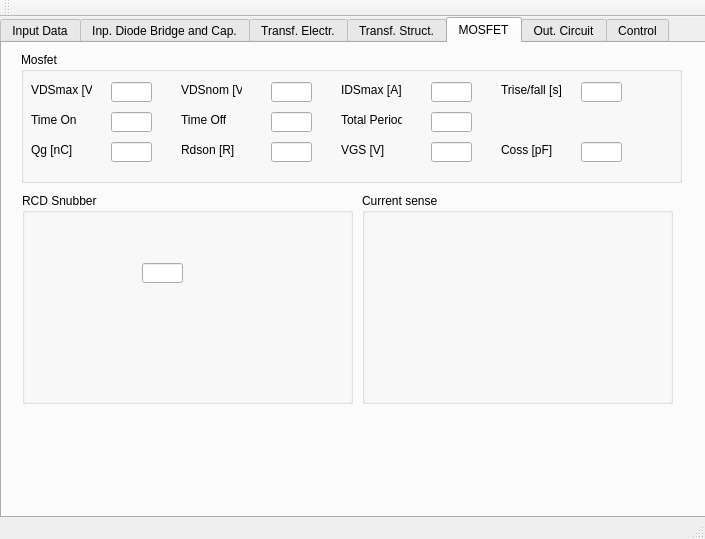
aemeltsev/FLySMPS, file FLySMPS/FLySMPS.ui: the form before one commit.
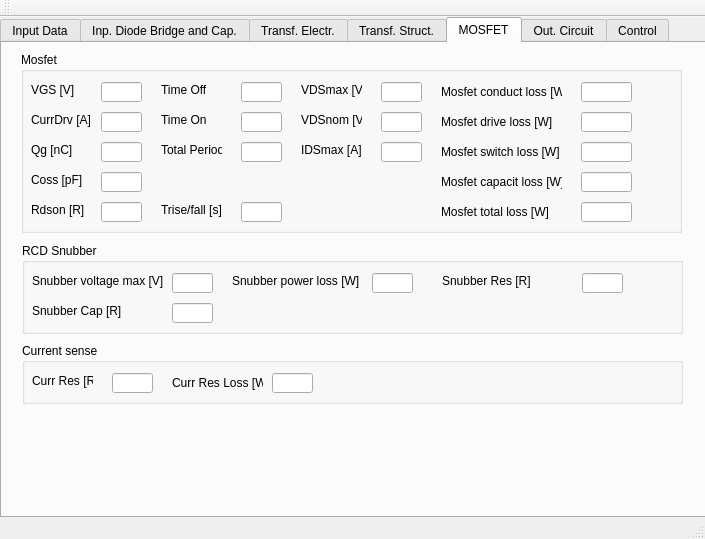
The form after the commit. The open tabs and pages were chosen to show the change.

Patch:
```diff
--- a/FLySMPS/FLySMPS.ui
+++ b/FLySMPS/FLySMPS.ui
@@ -2946,73 +2946,17 @@
         <x>19</x>
         <y>9</y>
         <width>661</width>
-        <height>131</height>
+        <height>181</height>
        </rect>
       </property>
       <property name="title">
        <string>Mosfet</string>
       </property>
-      <widget class="QLineEdit" name="lineEdit_32">
-       <property name="geometry">
-        <rect>
-         <x>90</x>
-         <y>30</y>
-         <width>41</width>
-         <height>20</height>
-        </rect>
-       </property>
-      </widget>
-      <widget class="QLabel" name="label_113">
-       <property name="geometry">
-        <rect>
-         <x>10</x>
-         <y>30</y>
-         <width>61</width>
-         <height>16</height>
-        </rect>
-       </property>
-       <property name="text">
-        <string>VDSmax [V]</string>
-       </property>
-      </widget>
-      <widget class="QLabel" name="label_114">
-       <property name="geometry">
-        <rect>
-         <x>320</x>
-         <y>30</y>
-         <width>61</width>
-         <height>16</height>
-        </rect>
-       </property>
-       <property name="text">
-        <string>IDSmax [A]</string>
-       </property>
-      </widget>
-      <widget class="QLineEdit" name="lineEdit_142">
-       <property name="geometry">
-        <rect>
-         <x>410</x>
-         <y>30</y>
-         <width>41</width>
-         <height>20</height>
-        </rect>
-       </property>
-      </widget>
-      <widget class="QLineEdit" name="lineEdit_143">
-       <property name="geometry">
-        <rect>
-         <x>250</x>
-         <y>30</y>
-         <width>41</width>
-         <height>20</height>
-        </rect>
-       </property>
-      </widget>
       <widget class="QLineEdit" name="lineEdit_144">
        <property name="geometry">
         <rect>
-         <x>560</x>
-         <y>30</y>
+         <x>220</x>
+         <y>150</y>
          <width>41</width>
          <height>20</height>
         </rect>
@@ -3021,8 +2965,8 @@
       <widget class="QLabel" name="label_115">
        <property name="geometry">
         <rect>
-         <x>480</x>
-         <y>30</y>
+         <x>140</x>
+         <y>150</y>
          <width>61</width>
          <height>16</height>
         </rect>
@@ -3034,8 +2978,8 @@
       <widget class="QLabel" name="label_116">
        <property name="geometry">
         <rect>
-         <x>480</x>
-         <y>90</y>
+         <x>10</x>
+         <y>120</y>
          <width>61</width>
          <height>16</height>
         </rect>
@@ -3047,8 +2991,8 @@
       <widget class="QLabel" name="label_117">
        <property name="geometry">
         <rect>
-         <x>160</x>
-         <y>90</y>
+         <x>10</x>
+         <y>150</y>
          <width>61</width>
          <height>16</height>
         </rect>
@@ -3060,8 +3004,8 @@
       <widget class="QLineEdit" name="lineEdit_145">
        <property name="geometry">
         <rect>
-         <x>250</x>
-         <y>90</y>
+         <x>80</x>
+         <y>150</y>
          <width>41</width>
          <height>20</height>
         </rect>
@@ -3083,7 +3027,7 @@
       <widget class="QLineEdit" name="lineEdit_146">
        <property name="geometry">
         <rect>
-         <x>90</x>
+         <x>80</x>
          <y>90</y>
          <width>41</width>
          <height>20</height>
@@ -3093,8 +3037,8 @@
       <widget class="QLabel" name="label_119">
        <property name="geometry">
         <rect>
-         <x>320</x>
-         <y>90</y>
+         <x>10</x>
+         <y>30</y>
          <width>61</width>
          <height>16</height>
         </rect>
@@ -3106,8 +3050,8 @@
       <widget class="QLineEdit" name="lineEdit_147">
        <property name="geometry">
         <rect>
-         <x>410</x>
-         <y>90</y>
+         <x>80</x>
+         <y>30</y>
          <width>41</width>
          <height>20</height>
         </rect>
@@ -3116,30 +3060,17 @@
       <widget class="QLineEdit" name="lineEdit_151">
        <property name="geometry">
         <rect>
-         <x>560</x>
-         <y>90</y>
+         <x>80</x>
+         <y>120</y>
          <width>41</width>
          <height>20</height>
         </rect>
        </property>
       </widget>
-      <widget class="QLabel" name="label_123">
-       <property name="geometry">
-        <rect>
-         <x>160</x>
-         <y>30</y>
-         <width>61</width>
-         <height>16</height>
-        </rect>
-       </property>
-       <property name="text">
-        <string>VDSnom [V]</string>
-       </property>
-      </widget>
       <widget class="QLineEdit" name="lineEdit_150">
        <property name="geometry">
         <rect>
-         <x>90</x>
+         <x>220</x>
          <y>60</y>
          <width>41</width>
          <height>20</height>
@@ -3149,8 +3080,8 @@
       <widget class="QLabel" name="label_120">
        <property name="geometry">
         <rect>
-         <x>320</x>
-         <y>60</y>
+         <x>140</x>
+         <y>90</y>
          <width>61</width>
          <height>16</height>
         </rect>
@@ -3162,8 +3093,8 @@
       <widget class="QLineEdit" name="lineEdit_148">
        <property name="geometry">
         <rect>
-         <x>250</x>
-         <y>60</y>
+         <x>220</x>
+         <y>30</y>
          <width>41</width>
          <height>20</height>
         </rect>
@@ -3172,7 +3103,7 @@
       <widget class="QLabel" name="label_121">
        <property name="geometry">
         <rect>
-         <x>10</x>
+         <x>140</x>
          <y>60</y>
          <width>61</width>
          <height>16</height>
@@ -3185,8 +3116,8 @@
       <widget class="QLabel" name="label_122">
        <property name="geometry">
         <rect>
-         <x>160</x>
-         <y>60</y>
+         <x>140</x>
+         <y>30</y>
          <width>61</width>
          <height>16</height>
         </rect>
@@ -3198,21 +3129,228 @@
       <widget class="QLineEdit" name="lineEdit_149">
        <property name="geometry">
         <rect>
-         <x>410</x>
+         <x>220</x>
+         <y>90</y>
+         <width>41</width>
+         <height>20</height>
+        </rect>
+       </property>
+      </widget>
+      <widget class="QLineEdit" name="lineEdit_142">
+       <property name="geometry">
+        <rect>
+         <x>360</x>
+         <y>90</y>
+         <width>41</width>
+         <height>20</height>
+        </rect>
+       </property>
+      </widget>
+      <widget class="QLabel" name="label_113">
+       <property name="geometry">
+        <rect>
+         <x>280</x>
+         <y>30</y>
+         <width>61</width>
+         <height>16</height>
+        </rect>
+       </property>
+       <property name="text">
+        <string>VDSmax [V]</string>
+       </property>
+      </widget>
+      <widget class="QLabel" name="label_123">
+       <property name="geometry">
+        <rect>
+         <x>280</x>
          <y>60</y>
+         <width>61</width>
+         <height>16</height>
+        </rect>
+       </property>
+       <property name="text">
+        <string>VDSnom [V]</string>
+       </property>
+      </widget>
+      <widget class="QLineEdit" name="lineEdit_32">
+       <property name="geometry">
+        <rect>
+         <x>360</x>
+         <y>30</y>
          <width>41</width>
          <height>20</height>
         </rect>
        </property>
       </widget>
+      <widget class="QLineEdit" name="lineEdit_143">
+       <property name="geometry">
+        <rect>
+         <x>360</x>
+         <y>60</y>
+         <width>41</width>
+         <height>20</height>
+        </rect>
+       </property>
+      </widget>
+      <widget class="QLabel" name="label_114">
+       <property name="geometry">
+        <rect>
+         <x>280</x>
+         <y>90</y>
+         <width>61</width>
+         <height>16</height>
+        </rect>
+       </property>
+       <property name="text">
+        <string>IDSmax [A]</string>
+       </property>
+      </widget>
+      <widget class="QLabel" name="label_129">
+       <property name="geometry">
+        <rect>
+         <x>10</x>
+         <y>60</y>
+         <width>61</width>
+         <height>16</height>
+        </rect>
+       </property>
+       <property name="text">
+        <string>CurrDrv [A]</string>
+       </property>
+      </widget>
+      <widget class="QLineEdit" name="lineEdit_158">
+       <property name="geometry">
+        <rect>
+         <x>80</x>
+         <y>60</y>
+         <width>41</width>
+         <height>20</height>
+        </rect>
+       </property>
+      </widget>
+      <widget class="QLabel" name="label_237">
+       <property name="geometry">
+        <rect>
+         <x>420</x>
+         <y>30</y>
+         <width>121</width>
+         <height>20</height>
+        </rect>
+       </property>
+       <property name="text">
+        <string>Mosfet conduct loss [W]</string>
+       </property>
+      </widget>
+      <widget class="QLineEdit" name="lineEdit_295">
+       <property name="geometry">
+        <rect>
+         <x>560</x>
+         <y>90</y>
+         <width>51</width>
+         <height>20</height>
+        </rect>
+       </property>
+      </widget>
+      <widget class="QLineEdit" name="lineEdit_296">
+       <property name="geometry">
+        <rect>
+         <x>560</x>
+         <y>30</y>
+         <width>51</width>
+         <height>20</height>
+        </rect>
+       </property>
+      </widget>
+      <widget class="QLineEdit" name="lineEdit_297">
+       <property name="geometry">
+        <rect>
+         <x>560</x>
+         <y>60</y>
+         <width>51</width>
+         <height>20</height>
+        </rect>
+       </property>
+      </widget>
+      <widget class="QLineEdit" name="lineEdit_298">
+       <property name="geometry">
+        <rect>
+         <x>560</x>
+         <y>120</y>
+         <width>51</width>
+         <height>20</height>
+        </rect>
+       </property>
+      </widget>
+      <widget class="QLineEdit" name="lineEdit_299">
+       <property name="geometry">
+        <rect>
+         <x>560</x>
+         <y>150</y>
+         <width>51</width>
+         <height>20</height>
+        </rect>
+       </property>
+      </widget>
+      <widget class="QLabel" name="label_238">
+       <property name="geometry">
+        <rect>
+         <x>420</x>
+         <y>60</y>
+         <width>121</width>
+         <height>20</height>
+        </rect>
+       </property>
+       <property name="text">
+        <string>Mosfet drive loss [W]</string>
+       </property>
+      </widget>
+      <widget class="QLabel" name="label_239">
+       <property name="geometry">
+        <rect>
+         <x>420</x>
+         <y>90</y>
+         <width>121</width>
+         <height>20</height>
+        </rect>
+       </property>
+       <property name="text">
+        <string>Mosfet switch loss [W]</string>
+       </property>
+      </widget>
+      <widget class="QLabel" name="label_240">
+       <property name="geometry">
+        <rect>
+         <x>420</x>
+         <y>120</y>
+         <width>121</width>
+         <height>20</height>
+        </rect>
+       </property>
+       <property name="text">
+        <string>Mosfet capacit loss [W]</string>
+       </property>
+      </widget>
+      <widget class="QLabel" name="label_241">
+       <property name="geometry">
+        <rect>
+         <x>420</x>
+         <y>150</y>
+         <width>121</width>
+         <height>20</height>
+        </rect>
+       </property>
+       <property name="text">
+        <string>Mosfet total loss [W]</string>
+       </property>
+      </widget>
      </widget>
      <widget class="QGroupBox" name="groupBox_14">
       <property name="geometry">
        <rect>
         <x>20</x>
-        <y>150</y>
-        <width>331</width>
-        <height>211</height>
+        <y>200</y>
+        <width>661</width>
+        <height>91</height>
        </rect>
       </property>
       <property name="title">
@@ -3221,26 +3359,154 @@
       <widget class="QLineEdit" name="lineEdit_152">
        <property name="geometry">
         <rect>
-         <x>120</x>
-         <y>70</y>
+         <x>350</x>
+         <y>30</y>
          <width>41</width>
          <height>20</height>
         </rect>
        </property>
       </widget>
+      <widget class="QLineEdit" name="lineEdit_303">
+       <property name="geometry">
+        <rect>
+         <x>560</x>
+         <y>30</y>
+         <width>41</width>
+         <height>20</height>
+        </rect>
+       </property>
+      </widget>
+      <widget class="QLineEdit" name="lineEdit_304">
+       <property name="geometry">
+        <rect>
+         <x>150</x>
+         <y>60</y>
+         <width>41</width>
+         <height>20</height>
+        </rect>
+       </property>
+      </widget>
+      <widget class="QLineEdit" name="lineEdit_305">
+       <property name="geometry">
+        <rect>
+         <x>150</x>
+         <y>30</y>
+         <width>41</width>
+         <height>20</height>
+        </rect>
+       </property>
+      </widget>
+      <widget class="QLabel" name="label_248">
+       <property name="geometry">
+        <rect>
+         <x>10</x>
+         <y>30</y>
+         <width>131</width>
+         <height>16</height>
+        </rect>
+       </property>
+       <property name="text">
+        <string>Snubber voltage max [V]</string>
+       </property>
+      </widget>
+      <widget class="QLabel" name="label_249">
+       <property name="geometry">
+        <rect>
+         <x>210</x>
+         <y>30</y>
+         <width>131</width>
+         <height>16</height>
+        </rect>
+       </property>
+       <property name="text">
+        <string>Snubber power loss [W]</string>
+       </property>
+      </widget>
+      <widget class="QLabel" name="label_250">
+       <property name="geometry">
+        <rect>
+         <x>420</x>
+         <y>30</y>
+         <width>91</width>
+         <height>16</height>
+        </rect>
+       </property>
+       <property name="text">
+        <string>Snubber Res [R]</string>
+       </property>
+      </widget>
+      <widget class="QLabel" name="label_251">
+       <property name="geometry">
+        <rect>
+         <x>10</x>
+         <y>60</y>
+         <width>91</width>
+         <height>16</height>
+        </rect>
+       </property>
+       <property name="text">
+        <string>Snubber Cap [R]</string>
+       </property>
+      </widget>
      </widget>
      <widget class="QGroupBox" name="groupBox_15">
       <property name="geometry">
        <rect>
-        <x>360</x>
-        <y>150</y>
-        <width>311</width>
-        <height>211</height>
+        <x>20</x>
+        <y>300</y>
+        <width>661</width>
+        <height>61</height>
        </rect>
       </property>
       <property name="title">
        <string>Current sense</string>
       </property>
+      <widget class="QLineEdit" name="lineEdit_300">
+       <property name="geometry">
+        <rect>
+         <x>90</x>
+         <y>30</y>
+         <width>41</width>
+         <height>20</height>
+        </rect>
+       </property>
+      </widget>
+      <widget class="QLabel" name="label_242">
+       <property name="geometry">
+        <rect>
+         <x>10</x>
+         <y>30</y>
+         <width>61</width>
+         <height>16</height>
+        </rect>
+       </property>
+       <property name="text">
+        <string>Curr Res [R]</string>
+       </property>
+      </widget>
+      <widget class="QLineEdit" name="lineEdit_301">
+       <property name="geometry">
+        <rect>
+         <x>250</x>
+         <y>30</y>
+         <width>41</width>
+         <height>20</height>
+        </rect>
+       </property>
+      </widget>
+      <widget class="QLabel" name="label_243">
+       <property name="geometry">
+        <rect>
+         <x>150</x>
+         <y>30</y>
+         <width>91</width>
+         <height>20</height>
+        </rect>
+       </property>
+       <property name="text">
+        <string>Curr Res Loss [W]</string>
+       </property>
+      </widget>
      </widget>
     </widget>
     <widget class="QWidget" name="tab_4">
```
Left out of the diff: 4 changed lines with no effect on the pictures.
